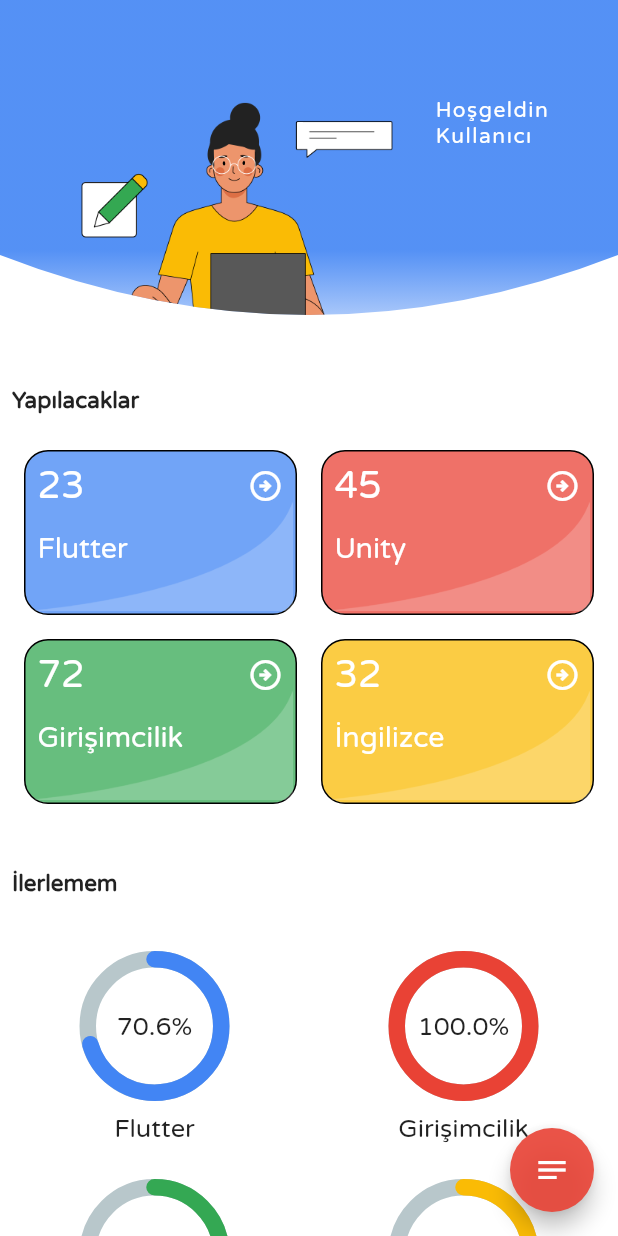
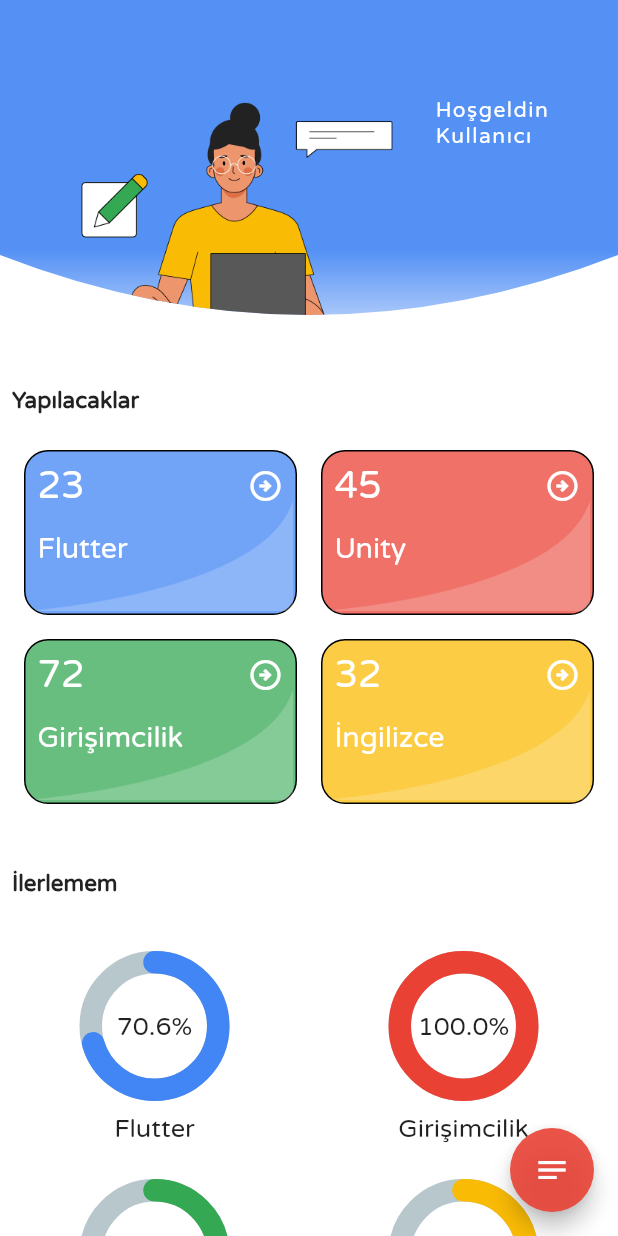
Before and after one commit to emrecan-er/App-Jam-F1, a Flutter app: the MainScreen screen opened directly, on a phone screen of 412 x 824 dp. Run offline on Flutter 3.47's test engine with Material 2 defaults, Android fonts, the phone set to English and light mode, and no system bars; drawn by our look-alikes of percent_indicator; our stand-ins replace font_awesome_flutter, get, nice_buttons, slide_to_act; missing offline and left inert: appbar_animated.

Commit message:
Percent Width

```diff
--- a/flutter_application_1/lib/widgets/circular_percents.dart
+++ b/flutter_application_1/lib/widgets/circular_percents.dart
@@ -66,7 +66,7 @@ class CircularPercentManager extends StatelessWidget {
   Widget build(BuildContext context) {
     return CircularPercentIndicator(
       radius: 50.0,
-      lineWidth: 11.0,
+      lineWidth: 15.0,
       animation: true,
       percent: yuzde / 100,
       center: Text(
```
